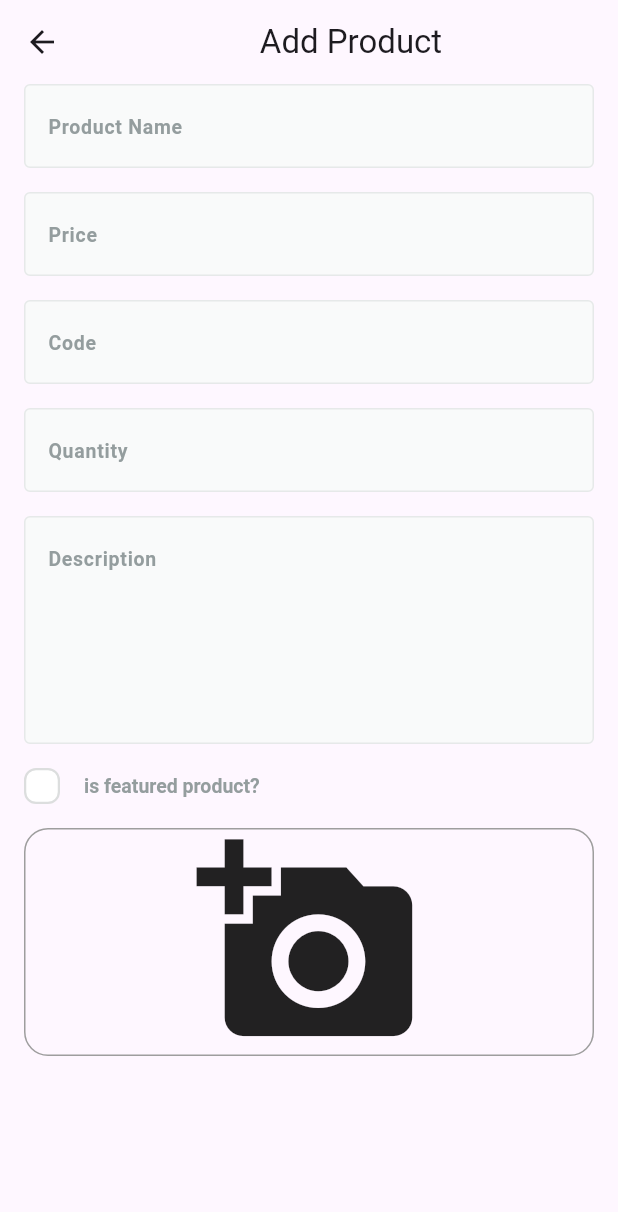
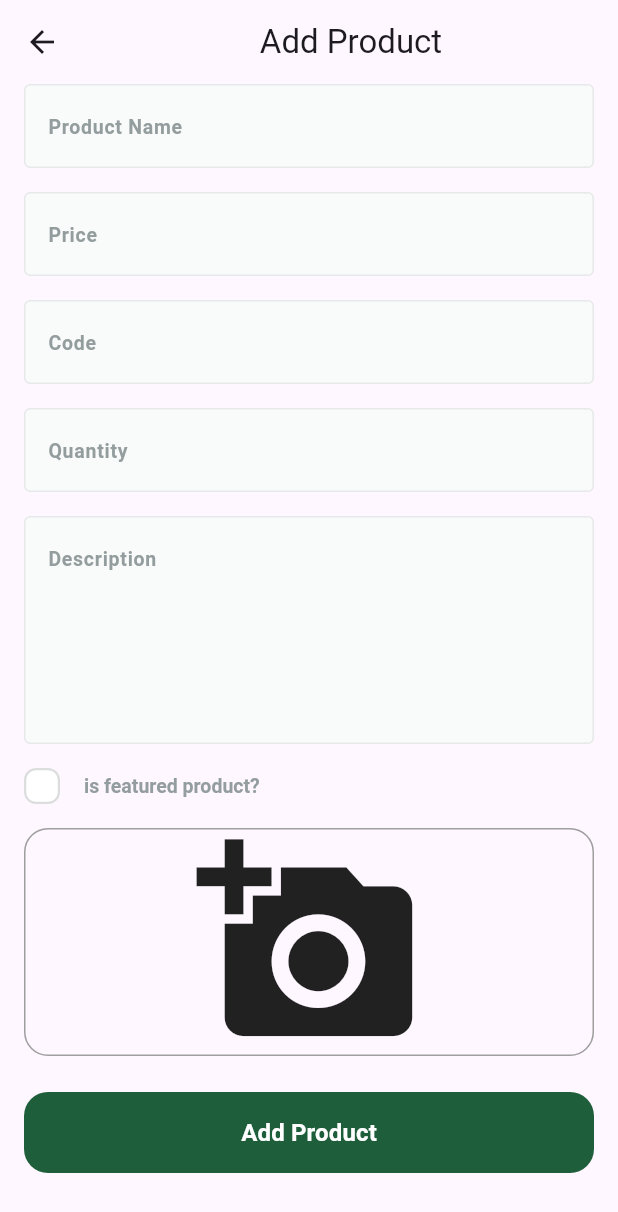
Before and after one commit to Noor-WildAli/ecommerce_dashboard, a Flutter app: the AddProductView screen opened by its route, on a phone screen of 412 x 824 dp. Shown: the top 1212 px of the screen. Run offline on Flutter 3.47's test engine with Material 3 defaults, Android fonts, the phone set to English and light mode, and no system bars; drawn by our look-alikes of skeletonizer; our stand-ins replace firebase_core, image_picker; accounts and stored records are empty.

Commit message:
validate add product form

```diff
--- a/lib/features/add_product/presentation/views/widgets/add_product_view_body.dart
+++ b/lib/features/add_product/presentation/views/widgets/add_product_view_body.dart
@@ -1,5 +1,7 @@
+import 'dart:io';
+
+import 'package:ecommerce_dashboard/core/widgets/custom_buttom.dart';
 import 'package:ecommerce_dashboard/core/widgets/custom_text_field.dart';
-import 'package:ecommerce_dashboard/features/add_product/presentation/views/widgets/custom_check_box.dart';
 import 'package:ecommerce_dashboard/features/add_product/presentation/views/widgets/image_field.dart';
 import 'package:ecommerce_dashboard/features/add_product/presentation/views/widgets/is_featuered_chexk_box.dart';
 import 'package:flutter/material.dart';
@@ -14,6 +16,13 @@ class AddProductViewBody extends StatefulWidget {
 class _AddProductViewBodyState extends State<AddProductViewBody> {
   final GlobalKey<FormState> _formKey = GlobalKey<FormState>();
   AutovalidateMode autovalidateMode = AutovalidateMode.disabled;
+
+  late String? name, code, description;
+  late num? price;
+  late int? quantity;
+  bool isFeatured = false;
+  File? fileImage;
+
   @override
   Widget build(BuildContext context) {
     return Padding(
@@ -24,35 +33,50 @@ class _AddProductViewBodyState extends State<AddProductViewBody> {
           autovalidateMode: AutovalidateMode.disabled,
           child: Column(
             children: [
-              const CustomTextFormField(
+              CustomTextFormField(
+                onSaved: (value) {
+                  name = value!;
+                },
                 hintText: "Product Name",
                 keyboardType: TextInputType.text,
               ),
               const SizedBox(
                 height: 16,
               ),
-              const CustomTextFormField(
+              CustomTextFormField(
+                onSaved: (value) {
+                  price = num.parse(value!);
+                },
                 hintText: "Price",
                 keyboardType: TextInputType.number,
               ),
               const SizedBox(
                 height: 16,
               ),
-              const CustomTextFormField(
+              CustomTextFormField(
+                onSaved: (value) {
+                  code = value!.toLowerCase();
+                },
                 hintText: "Code",
                 keyboardType: TextInputType.number,
               ),
               const SizedBox(
                 height: 16,
               ),
-              const CustomTextFormField(
+              CustomTextFormField(
+                onSaved: (value) {
+                  quantity = int.parse(value!);
+                },
                 hintText: "Quantity",
                 keyboardType: TextInputType.number,
               ),
               const SizedBox(
                 height: 16,
               ),
-              const CustomTextFormField(
+              CustomTextFormField(
+                onSaved: (value) {
+                  description = value;
+                },
                 hintText: "Description",
                 keyboardType: TextInputType.text,
                 maxLines: 5,
@@ -61,13 +85,35 @@ class _AddProductViewBodyState extends State<AddProductViewBody> {
                 height: 16,
               ),
               IsFeaturedCheckBox(
-                onChanged: (value) {},
+                onChanged: (value) {
+                  isFeatured = value;
+                },
               ),
               const SizedBox(
                 height: 16,
               ),
               ImageField(
-                onFileChanged: (image) {},
+                onFileChanged: (image) {
+                  fileImage = image;
+                },
+              ),
+              const SizedBox(
+                height: 24,
+              ),
+              CustomButtom(
+                onPressed: () {
+                  if (fileImage != null) {
+                    if (_formKey.currentState!.validate()) {
+                      _formKey.currentState!.save();
+                    }
+                  } else {
+                    showError(context);
+                  }
+                },
+                text: "Add Product",
+              ),
+              const SizedBox(
+                height: 24,
               ),
             ],
           ),
@@ -75,4 +121,12 @@ class _AddProductViewBodyState extends State<AddProductViewBody> {
       ),
     );
   }
+
+  void showError(BuildContext context) {
+    ScaffoldMessenger.of(context).showSnackBar(
+      const SnackBar(
+        content: Text("Please select an image"),
+      ),
+    );
+  }
 }
```
